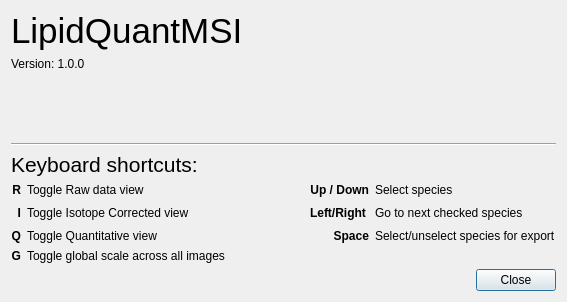
This is resources/views/MsiAboutDialog.ui in swinnenteam/LipidQMap as Qt 5 draws it before an edit. The edited form follows.
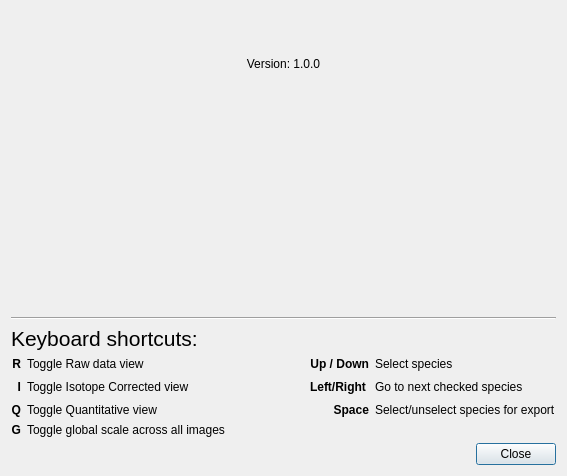
This is the edited form. Icons and pictures are not drawn.

Commit message: rename to LipidQMap

```diff
--- a/resources/views/MsiAboutDialog.ui
+++ b/resources/views/MsiAboutDialog.ui
@@ -7,7 +7,7 @@
     <x>0</x>
     <y>0</y>
     <width>567</width>
-    <height>302</height>
+    <height>476</height>
    </rect>
   </property>
   <property name="windowTitle">
@@ -25,7 +25,13 @@
         </font>
        </property>
        <property name="text">
-        <string>LipidQuantMSI</string>
+        <string/>
+       </property>
+       <property name="pixmap">
+        <pixmap resource="../resources.qrc">:/images/images/LipidQMap_logo_small.png</pixmap>
+       </property>
+       <property name="alignment">
+        <set>Qt::AlignmentFlag::AlignCenter</set>
        </property>
       </widget>
      </item>
@@ -34,6 +40,9 @@
        <property name="text">
         <string>Version: 1.0.0</string>
        </property>
+       <property name="alignment">
+        <set>Qt::AlignmentFlag::AlignCenter</set>
+       </property>
       </widget>
      </item>
      <item>
```
Left out of the diff: 24 changed lines with no effect on the pictures. The commit also changes 10 other files.
